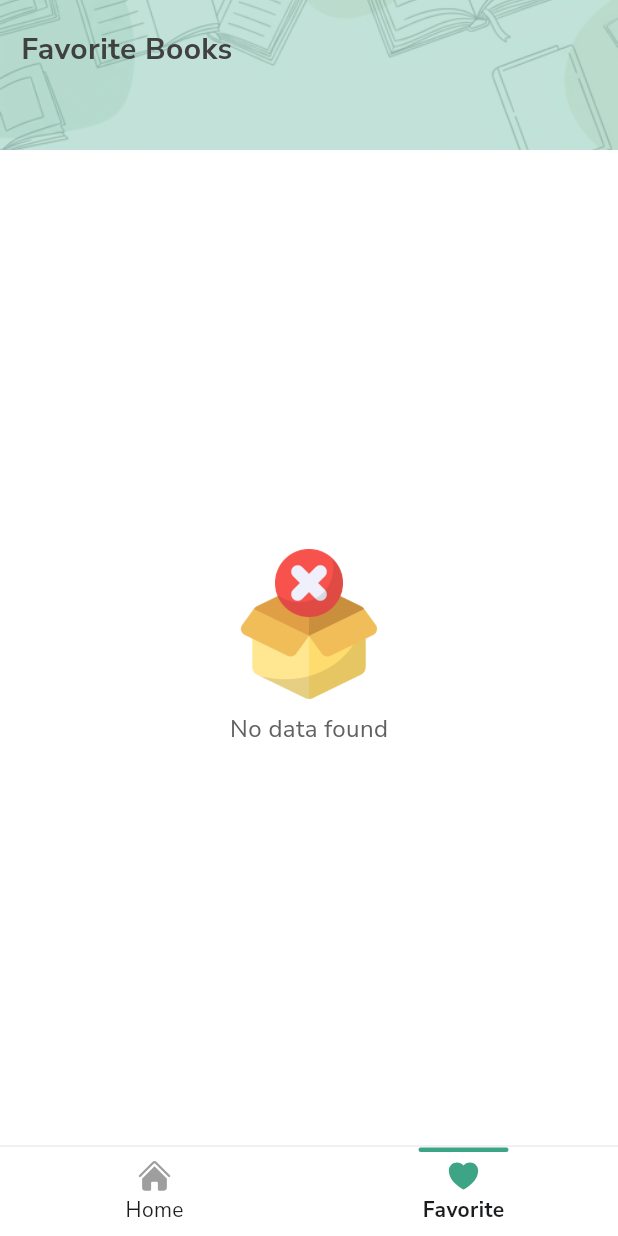
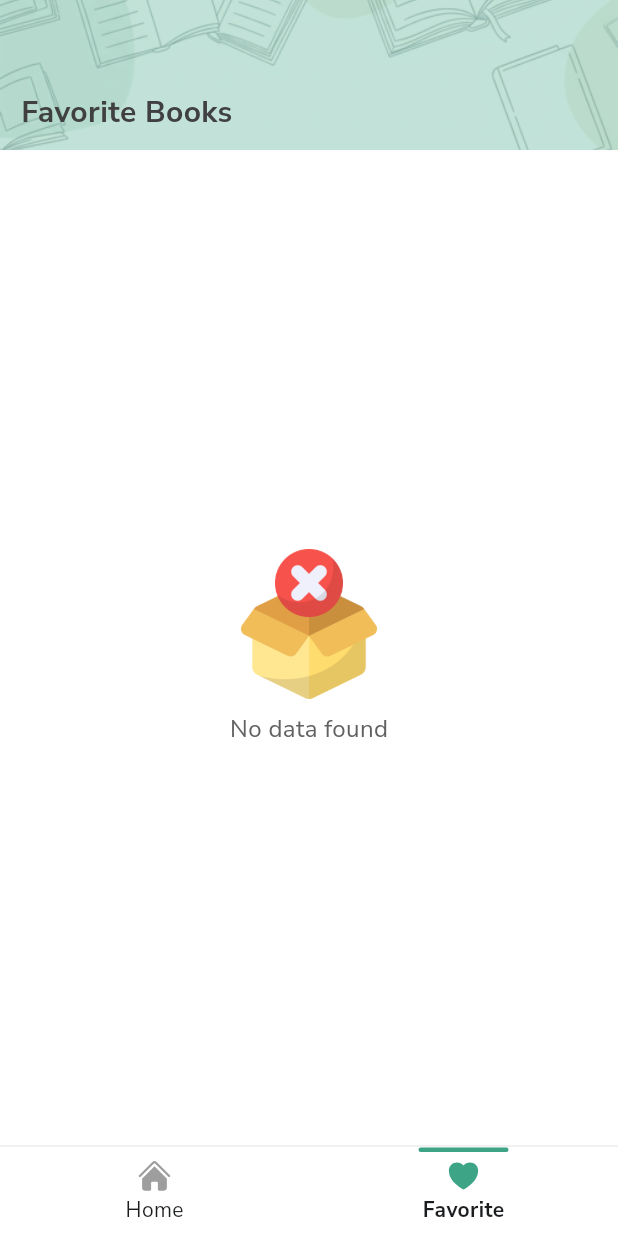
Before and after one commit to FhikarZul/palm_book, a Flutter app: the screen it shows after launch, after a tap on "Favorite", on a phone screen of 412 x 824 dp. Run offline on Flutter 3.47's test engine with Material 3 defaults, Android fonts, the phone set to English and light mode, and no system bars; our stand-ins replace cached_network_image, dartz, dio, get, google_fonts, heroicons and 4 more; accounts and stored records are empty; network calls fail.

Commit message:
fix: size for android or ios

```diff
--- a/lib/presentation/module/base/widgets/bottom_navigation.dart
+++ b/lib/presentation/module/base/widgets/bottom_navigation.dart
@@ -1,3 +1,5 @@
+import 'dart:io';
+
 import 'package:flutter/material.dart';
 import 'package:heroicons/heroicons.dart';
 import 'package:palm_book/core/styles/colors.dart';
@@ -66,6 +68,7 @@ class BottomNavigation extends StatelessWidget {
               )
               .toList(),
         ),
+        if (Platform.isIOS) SizedBox(height: 10),
       ],
     );
   }
--- a/lib/presentation/module/detail/widgets/read_button.dart
+++ b/lib/presentation/module/detail/widgets/read_button.dart
@@ -1,3 +1,5 @@
+import 'dart:io';
+
 import 'package:flutter/material.dart';
 import 'package:palm_book/core/styles/colors.dart';
 import 'package:palm_book/core/styles/typography.dart';
@@ -36,7 +38,12 @@ class ReadButton extends StatelessWidget {
           child: InkWell(
             onTap: onPressed,
             child: Padding(
-              padding: const EdgeInsets.all(10),
+              padding: EdgeInsets.only(
+                left: 10,
+                right: 10,
+                top: 10,
+                bottom: Platform.isAndroid ? 10 : 20,
+              ),
               child: Text(
                 "Read Ebook",
                 style: kButtonText.copyWith(color: kNeutral10),
--- a/lib/presentation/module/favorite/view/favorite_view.dart
+++ b/lib/presentation/module/favorite/view/favorite_view.dart
@@ -1,3 +1,5 @@
+import 'dart:io';
+
 import 'package:flutter/material.dart';
 import 'package:get/get.dart';
 import 'package:palm_book/core/styles/colors.dart';
@@ -16,7 +18,7 @@ class FavoriteView extends GetView<FavoriteController> {
       children: [
         SizedBox(
           width: double.infinity,
-          height: 100,
+          height: Platform.isAndroid ? 100 : 117,
           child: Stack(
             children: [
               Image.asset(
@@ -25,16 +27,16 @@ class FavoriteView extends GetView<FavoriteController> {
                 fit: BoxFit.cover,
               ),
               Container(color: kPrimaryMain.withAlpha(80)),
-              SafeArea(
-                child: Padding(
-                  padding: const EdgeInsets.symmetric(
-                    horizontal: 14,
-                    vertical: 18,
-                  ),
-                  child: Text(
-                    "Favorite Books",
-                    style: kHeadline.copyWith(color: kNeutral90),
-                  ),
+              Padding(
+                padding: const EdgeInsets.only(
+                  left: 14,
+                  right: 14,
+                  top: 60,
+                  bottom: 12,
+                ),
+                child: Text(
+                  "Favorite Books",
+                  style: kHeadline.copyWith(color: kNeutral90),
                 ),
               ),
             ],
--- a/lib/presentation/module/home/widgets/search_field.dart
+++ b/lib/presentation/module/home/widgets/search_field.dart
@@ -1,3 +1,5 @@
+import 'dart:io';
+
 import 'package:flutter/material.dart';
 import 'package:heroicons/heroicons.dart';
 import 'package:palm_book/core/styles/colors.dart';
@@ -25,7 +27,7 @@ class _SearchFieldState extends State<SearchField> {
   Widget build(BuildContext context) {
     return SizedBox(
       width: double.infinity,
-      height: 100,
+      height: Platform.isAndroid ? 100 : 117,
       child: Stack(
         alignment: Alignment.bottomCenter,
         children: [
```
